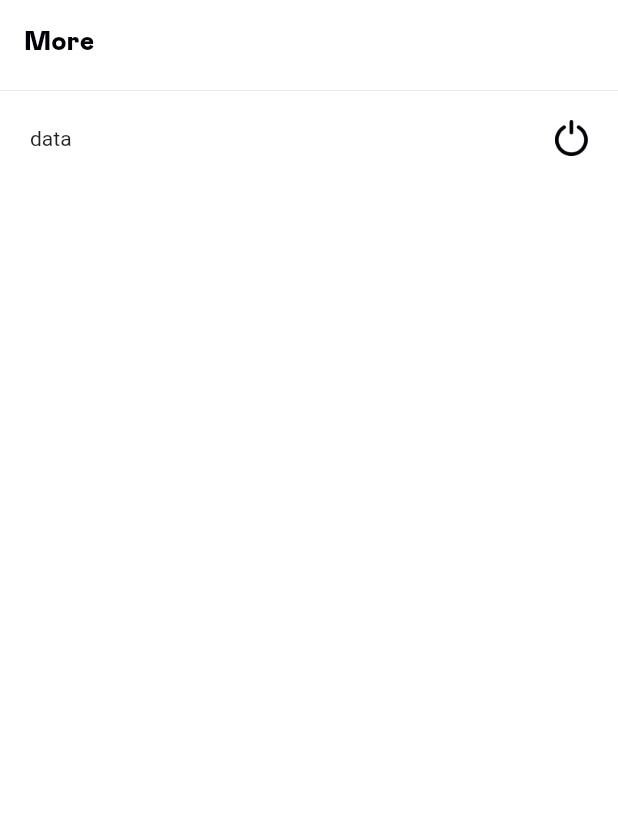
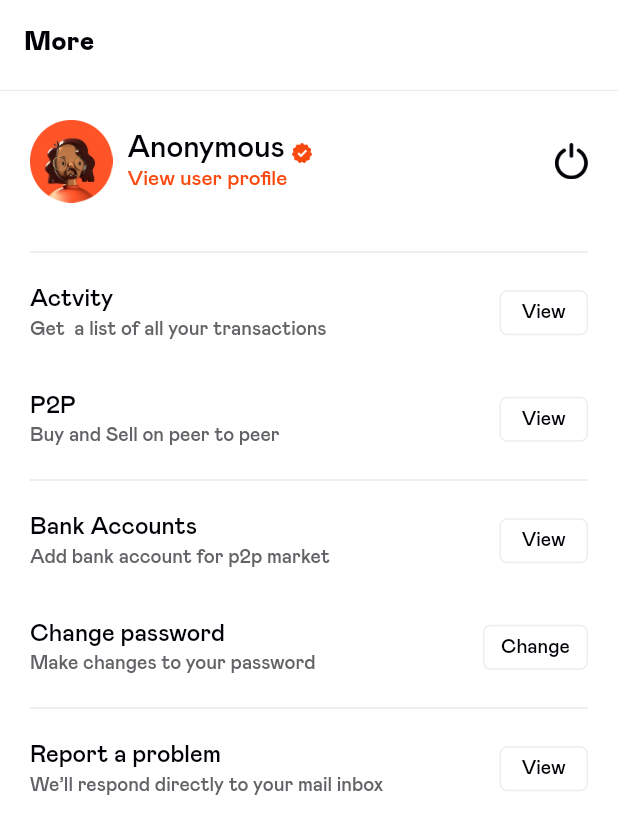
Before and after one commit to ulims/Postcrap, a Flutter app: the Profile screen opened directly, on a phone screen of 412 x 824 dp. Shown: the top 834 px of the screen. Run offline on Flutter 3.47's test engine with Material 2 defaults, Android fonts, the phone set to English and light mode, and no system bars; our stand-ins replace another_flushbar, firebase_auth, firebase_core, loading_animation_widget, pretty_qr_code, shared_preferences; missing offline and left inert: qr_code_scanner, type_text; accounts and stored records are empty; network calls fail.

Commit message:
UI Modification

```diff
--- /dev/null
+++ b/lib/models/savings_model.dart
@@ -0,0 +1,5 @@
+class SavingsModel {
+  double amount;
+  String walletname;
+  SavingsModel({required this.amount, required this.walletname});
+}
--- a/lib/screens/nav/home.dart
+++ b/lib/screens/nav/home.dart
@@ -55,11 +55,11 @@ class _HomeState extends State<Home> {
               text1,
               const SizedBox(height: 14,),
               TypeText(  NumberFormat.simpleCurrency(locale: Platform.localeName, name: 'NGN', decimalDigits: 2)
-              .format(00),
+              .format(8),
               textAlign: TextAlign.center,
               style: const TextStyle(
               fontFamily: 'Mabry-Pro',
-              fontSize: 40,
+              fontSize: 36,
               color: background,
               fontWeight: FontWeight.w500,
               ),
--- a/lib/screens/nav/profile.dart
+++ b/lib/screens/nav/profile.dart
@@ -1,9 +1,7 @@
 import 'package:flutter/material.dart';
 import 'package:flutter/services.dart';
-import 'package:postcrap/screens/edit_profile.dart';
 import 'package:postcrap/services/auth.dart';
 import 'package:postcrap/shared/constants.dart';
-import 'package:postcrap/widget/text.dart';
 
 class Profile extends StatefulWidget {
   const Profile({Key? key}) : super(key: key);
@@ -60,16 +58,163 @@ class _ProfileState extends State<Profile> {
           children: [
           const SizedBox(height: 20,),
           Row(
+          crossAxisAlignment: CrossAxisAlignment.center,
           children: [
-          Text('data'),
+          SizedBox(height: 55,width: 55, child: Image.asset('assets/images/profile_pics.png')),
+          const SizedBox(width: 10,),
+          Column(
+            crossAxisAlignment: CrossAxisAlignment.start,
+          children: [
+          Row(
+          crossAxisAlignment: CrossAxisAlignment.end,
+          children: [
+          const Text('Anonymous',
+          style: TextStyle(
+          fontFamily: 'Mabry-Pro',
+          fontSize: 20,
+          fontWeight: FontWeight.w500,
+          color: textColor100
+          ),
+          ),
+          const SizedBox(width: 5,),
+          SizedBox(height: 13,width: 13, child: Image.asset('assets/images/Vector.png'))
+          ],
+          ),
+          const SizedBox(height: 4,),
+          const Text('View user profile', style:
+          TextStyle(fontFamily: 'Mabry-Pro', fontSize: 14,
+          fontWeight: FontWeight.w400, color: primary100),)
+          ],
+          ),
           const Spacer(),
           GestureDetector(
-            onTap: () async{
-            await _auth.logOut();
-            },
+          onTap: () async{
+          await _auth.logOut();
+          },
           child: Image.asset('assets/images/logout.png', height: 24,width: 22,))
           ],
+          ),
+          const SizedBox(height: 25,),
+          const Divider(color: textColor10,),
+          const SizedBox(height: 15,),
+          Row(
+          children:[
+          Column(
+          crossAxisAlignment: CrossAxisAlignment.start,
+          children: const[
+          Text('Actvity', style: TextStyle(fontFamily: 'Mabry-Pro',fontSize: 16,
+          fontWeight: FontWeight.w500, color: textColor100),),
+          SizedBox(height: 6,),
+          Text('Get  a list of all your transactions', style: TextStyle(fontFamily: 'Mabry-Pro',fontSize: 13,
+          fontWeight: FontWeight.w400, color: textColor60),),
+          ],
+          ),
+          const Spacer(),
+          Container(height: 30,width: 59,decoration:
+          BoxDecoration(border: Border.all(width: 1, color: textColor3),
+          borderRadius: BorderRadius.circular(5)
+          ),
+          child: const Center(child: Text('View',
+          style: TextStyle(fontFamily: 'Mabry-Pro', fontSize: 13, color: textColor100),)),
           )
+          ],
+          ),
+          const SizedBox(height: 36,),
+           Row(
+          children:[
+          Column(
+          crossAxisAlignment: CrossAxisAlignment.start,
+          children: const[
+          Text('P2P', style: TextStyle(fontFamily: 'Mabry-Pro',fontSize: 16,
+          fontWeight: FontWeight.w500, color: textColor100),),
+          SizedBox(height: 6,),
+          Text('Buy and Sell on peer to peer', style: TextStyle(fontFamily: 'Mabry-Pro',fontSize: 13,
+          fontWeight: FontWeight.w400, color: textColor60),),
+          ],
+          ),
+          const Spacer(),
+          Container(height: 30,width: 59,decoration:
+          BoxDecoration(border: Border.all(width: 1, color: textColor3),
+          borderRadius: BorderRadius.circular(5)
+          ),
+          child: const Center(child: Text('View',
+          style: TextStyle(fontFamily: 'Mabry-Pro', fontSize: 13,color: textColor100),)),
+          )
+          ],
+          ),
+          const SizedBox(height: 15,),
+          const Divider(color: textColor10,),
+          const SizedBox(height: 15,),
+           Row(
+          children:[
+          Column(
+          crossAxisAlignment: CrossAxisAlignment.start,
+          children: const[
+          Text('Bank Accounts', style: TextStyle(fontFamily: 'Mabry-Pro',fontSize: 16,
+          fontWeight: FontWeight.w500, color: textColor100),),
+          SizedBox(height: 6,),
+          Text('Add bank account for p2p market', style: TextStyle(fontFamily: 'Mabry-Pro',fontSize: 13,
+          fontWeight: FontWeight.w400, color: textColor60),),
+          ],
+          ),
+          const Spacer(),
+          Container(height: 30,width: 59,decoration:
+          BoxDecoration(border: Border.all(width: 1, color: textColor3),
+          borderRadius: BorderRadius.circular(5)
+          ),
+          child: const Center(child: Text('View',
+          style: TextStyle(fontFamily: 'Mabry-Pro', fontSize: 13,color: textColor100),)),
+          )
+          ],
+          ),
+          const SizedBox(height: 36,),
+           Row(
+          children:[
+          Column(
+          crossAxisAlignment: CrossAxisAlignment.start,
+          children: const[
+          Text('Change password', style: TextStyle(fontFamily: 'Mabry-Pro',fontSize: 16,
+          fontWeight: FontWeight.w500, color: textColor100),),
+          SizedBox(height: 6,),
+          Text('Make changes to your password', style: TextStyle(fontFamily: 'Mabry-Pro',fontSize: 13,
+          fontWeight: FontWeight.w400, color: textColor60),),
+          ],
+          ),
+          const Spacer(),
+          Container(height: 30,width: 70,decoration:
+          BoxDecoration(border: Border.all(width: 1, color: textColor3),
+          borderRadius: BorderRadius.circular(5)
+          ),
+          child: const Center(child: Text('Change',
+          style: TextStyle(fontFamily: 'Mabry-Pro', fontSize: 13,color: textColor100),)),
+          )
+          ],
+          ),
+          const SizedBox(height: 15,),
+          const Divider(color: textColor10,),
+          const SizedBox(height: 15,),
+           Row(
+          children:[
+          Column(
+          crossAxisAlignment: CrossAxisAlignment.start,
+          children: const[
+          Text('Report a problem', style: TextStyle(fontFamily: 'Mabry-Pro',fontSize: 16,
+          fontWeight: FontWeight.w500, color: textColor100),),
+          SizedBox(height: 6,),
+          Text('We’ll respond directly to your mail inbox', style: TextStyle(fontFamily: 'Mabry-Pro',fontSize: 13,
+          fontWeight: FontWeight.w400, color: textColor60),),
+          ],
+          ),
+          const Spacer(),
+          Container(height: 30,width: 59,decoration:
+          BoxDecoration(border: Border.all(width: 1, color: textColor3),
+          borderRadius: BorderRadius.circular(5)
+          ),
+          child: const Center(child: Text('View',
+          style: TextStyle(fontFamily: 'Mabry-Pro', fontSize: 13,color: textColor100),)),
+          )
+          ],
+          ),
           ],
           ),
         ),
--- a/lib/shared/constants.dart
+++ b/lib/shared/constants.dart
@@ -12,3 +12,5 @@ const Color primary100 = Color(0xffFA490F);
 const Color success = Color(0xff11AA8B);
 const Color background = Color(0xffFFFFFF);
 const Color error = Color(0xffFE5F5F);
+const Color except = Color(0xff4547F5);
+const Color green = Color(0xff0EC074);
```
Also changed, not shown: lib/screens/nav/activity.dart (deleted, +0 -64 lines), lib/screens/nav/nav.dart (+5 -5 lines), lib/screens/nav/savings.dart (added, +164 -0 lines), assets/images/Vector.png.
